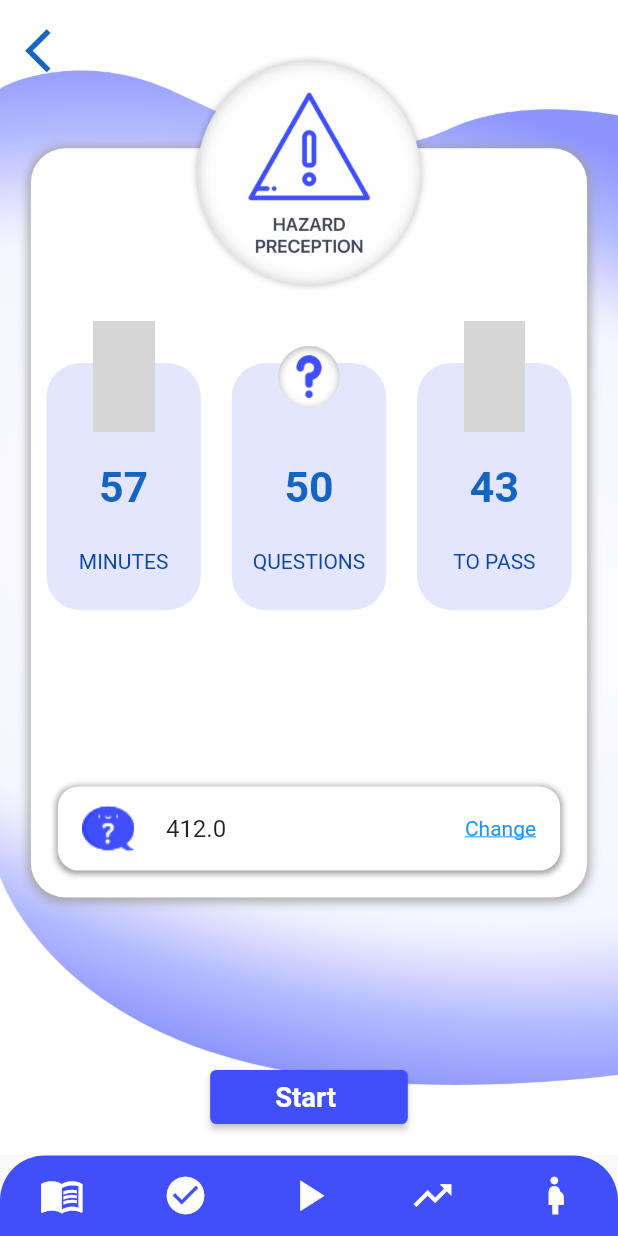
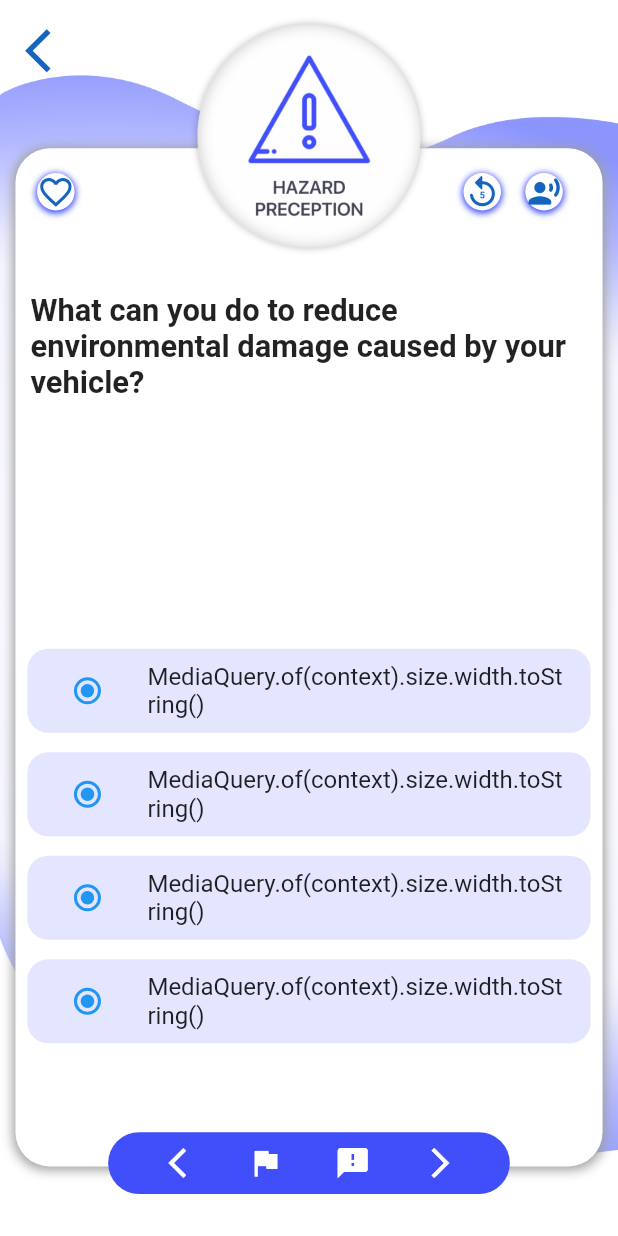
Before and after one commit to saadkhawar289/Driving-Thoery, a Flutter app: the screen it shows after launch, on a phone screen of 412 x 824 dp. Run offline on Flutter 3.47's test engine with Material 2 defaults, Android fonts, the phone set to English and light mode, and no system bars; our stand-ins replace device_preview, flutter_screenutil, percent_indicator; grey boxes are pictures that could not be loaded.

Commit message:
80% done

```diff
--- a/driving_theory/lib/CustomWidgets/mock_test_tile.dart
+++ b/driving_theory/lib/CustomWidgets/mock_test_tile.dart
@@ -22,7 +22,7 @@ class MockTestTitle extends StatelessWidget {
         child: Center(
           child: ListTile(
             leading: Image.asset('assets/questionsIcon.png'),
-            title: Text(MediaQuery.of(context).size.width.toString()),
+            title: Text("All Questions"),
             trailing: Text("Change",style: TextStyle(decoration: TextDecoration.underline,color:Colors.blue),),
           ),
         ),
--- /dev/null
+++ b/driving_theory/lib/CustomWidgets/quiz_tile.dart
@@ -0,0 +1,26 @@
+import 'package:flutter/material.dart';
+import 'package:flutter_screenutil/flutter_screenutil.dart';
+
+
+class QuizTitle extends StatelessWidget {
+
+  const QuizTitle({Key? key}) : super(key: key);
+
+  @override
+  Widget build(BuildContext context) {
+    return Padding(
+      padding:
+      const EdgeInsets.only(top: 5, left: 8.0, right: 8.0, bottom: 8.0),
+      child: Container(
+        decoration: BoxDecoration(color: Color(0xFFE4E6FF), borderRadius: BorderRadius.circular(12.r)),
+        child: Center(
+          child: ListTile(
+            leading: Radio(groupValue: 1,onChanged: (value){},value: 1,),
+            title: Text('MediaQuery.of(context).size.width.toString()',),
+
+          ),
+        ),
+      ),
+    );
+  }
+}
--- /dev/null
+++ b/driving_theory/lib/Screens/quiz_question.dart
@@ -0,0 +1,278 @@
+import 'package:driving_theory/CustomWidgets/bottomNavBar.dart';
+import 'package:driving_theory/CustomWidgets/hazard_box.dart';
+import 'package:driving_theory/CustomWidgets/quiz_tile.dart';
+import 'package:flutter/cupertino.dart';
+import 'package:flutter/material.dart';
+import 'package:flutter_screenutil/flutter_screenutil.dart';
+
+class Quiz extends StatefulWidget {
+  const Quiz({Key? key}) : super(key: key);
+
+  @override
+  _QuizState createState() => _QuizState();
+}
+
+class _QuizState extends State<Quiz> {
+  DecorationImage _buildServiceBoxImage(String image) {
+    return DecorationImage(fit: BoxFit.fill, image: AssetImage(image));
+  }
+
+  @override
+  Widget build(BuildContext context) {
+    return Container(
+      color: Colors.blue[200],
+      child: SafeArea(
+        child: Scaffold(
+          body: Container(
+            decoration: BoxDecoration(
+                image: _buildServiceBoxImage('assets/Wallpaper.png')),
+            child: Stack(children: [
+              Column(
+                //  mainAxisAlignment: MainAxisAlignment.center,
+                children: <Widget>[
+                  Center(
+                    child: Container(
+                      margin: EdgeInsets.only(top: 0.02.sh),
+
+                      width: 0.35.sw,
+                      height: 0.08.sh,
+                      //child: Image.asset('assets/Drivinglogo.png'),
+                    ),
+                  ),
+                  // SizedBox(height: 10.h,),
+                  Expanded(
+                    flex: 15,
+                    child: Container(
+                        decoration: BoxDecoration(
+                            boxShadow: [
+                              BoxShadow(
+                                spreadRadius: 1,
+                                offset: Offset(0.0, 1.0), //(x,y)
+                                blurRadius: 6.0,
+                                color: Colors.grey,
+                              )
+                            ],
+                            color: Colors.white,
+                            borderRadius: BorderRadius.circular(20.r)),
+                        margin: EdgeInsets.only(top: 0.02.sh),
+                        width: 0.95.sw,
+                        //height: 0.55.sh,
+                        child: Padding(
+                          padding: EdgeInsets.only(top: 0.10.sh),
+                          child: Column(
+                            children: [
+                              Expanded(
+                                  flex: 1,
+                                  child: Container(
+                                    child: Padding(
+                                      padding: const EdgeInsets.all(10.0),
+                                      child: Center(
+                                        child: Text(
+                                            'What can you do to reduce environmental damage caused by your vehicle?',style: TextStyle(fontSize: 18.sp,fontWeight: FontWeight.bold),),
+                                      ),
+                                    ),
+                                  )),
+                              // Expanded(
+                              //     flex: 1,
+                              //     child: Container(
+                              //     )),
+                              Expanded(
+                                  flex: 5,
+                                  child: Padding(
+                                    padding:  EdgeInsets.only(bottom: 0.09.sh),
+                                    child: Container(
+                                      child: Column(
+                                        mainAxisAlignment: MainAxisAlignment.end,
+                                        children: [
+                                          QuizTitle(),
+                                          QuizTitle(),
+                                          QuizTitle(),
+                                          QuizTitle()
+                                        ],
+                                      ),
+                                    ),
+                                  ))
+                            ],
+                          ),
+                        )),
+                  ),
+                  Expanded(
+                    flex: 1,
+                    child: Container(
+                      margin: EdgeInsets.only(top: 45.h),
+                      child: Container(),
+                    ),
+                  ),
+                ],
+              ),
+              Positioned(
+                // top: 0.12.sh,
+                // left: 0.14.sw,
+                child: Padding(
+                  padding: EdgeInsets.symmetric(vertical: 0.01.sh),
+                  child: Align(
+                    alignment: AlignmentDirectional.topCenter,
+                    child: Container(
+                        decoration: BoxDecoration(
+                            color: Colors.transparent,
+                            boxShadow: [
+                              BoxShadow(
+                                //spreadRadius: 1,
+                                offset: Offset(0.0, 0.0), //(x,y)
+                                blurRadius: 6.0,
+                                color: Colors.transparent,
+                              )
+                            ],
+                            // color: Colors.white,
+                            borderRadius: BorderRadius.circular(90.r)),
+                        child: Image.asset(
+                          'assets/hazardCircle.png',
+                          fit: BoxFit.cover,
+                          height: 0.20.sh,
+                        )),
+                  ),
+                ),
+              ),
+              Positioned(
+                  child: Padding(
+                padding: EdgeInsets.only(top: 0.02.sh, left: 0.02.sw),
+                child: InkWell(
+                  onTap: () {},
+                  child: Icon(
+                    Icons.arrow_back_ios_outlined,
+                    color: Colors.blue[800],
+                    size: 35,
+                  ),
+                ),
+              )),
+              Positioned(
+                  child: Padding(
+                padding: EdgeInsets.only(top: 0.14.sh, left: 0.06.sw),
+                child: InkWell(
+                  onTap: () {},
+                  child: Container(
+                    height: 25,
+                    width: 25,
+                    decoration: BoxDecoration(
+                      borderRadius: BorderRadius.circular(15.r),
+                      color: Colors.white,
+                      boxShadow: [
+                        BoxShadow(
+                          spreadRadius: 1,
+                          offset: Offset(0.0, 1.0), //(x,y)
+                          blurRadius: 3.0,
+                          color: Color(0xFF404FFA),
+                        )
+                      ],
+                    ),
+                    child: Center(
+                      child: InkWell(
+                        onTap: (){},
+                        child: Icon(
+                          Icons.favorite_border_outlined,
+                          color: Colors.blue[800],
+                          size: 22.sp,
+                        ),
+                      ),
+                    ),
+                  ),
+                ),
+              )),
+              Positioned(
+                  child: Padding(
+                padding: EdgeInsets.only(top: 0.14.sh, left: 0.75.sw),
+                child: InkWell(
+                  onTap: () {},
+                  child: Container(
+                    height: 25,
+                    width: 25,
+                    decoration: BoxDecoration(
+                      borderRadius: BorderRadius.circular(15.r),
+                      color: Colors.white,
+                      boxShadow: [
+                        BoxShadow(
+                          spreadRadius: 1,
+                          offset: Offset(0.0, 1.0), //(x,y)
+                          blurRadius: 3.0,
+                          color: Color(0xFF404FFA),
+                        )
+                      ],
+                    ),
+                    child: Center(
+                      child: Icon(
+                        Icons.replay_5_rounded,
+                        color: Colors.blue[800],
+                        size: 22.sp,
+                      ),
+                    ),
+                  ),
+                ),
+              )),
+              Positioned(
+                  child: Padding(
+                padding: EdgeInsets.only(top: 0.14.sh, left: 0.85.sw),
+                child: InkWell(
+                  onTap: () {},
+                  child: Container(
+                    height: 25,
+                    width: 25,
+                    decoration: BoxDecoration(
+                      borderRadius: BorderRadius.circular(15.r),
+                      color: Colors.white,
+                      boxShadow: [
+                        BoxShadow(
+                          spreadRadius: 1,
+                          offset: Offset(0.0, 1.0), //(x,y)
+                          blurRadius: 3.0,
+                          color: Color(0xFF404FFA),
+                        )
+                      ],
+                    ),
+                    child: Center(
+                      child: Icon(
+                        Icons.record_voice_over_rounded,
+                        color: Colors.blue[800],
+                        size: 20.sp,
+                      ),
+                    ),
+                  ),
+                ),
+              )),
+              Positioned(
+                // top: 0.12.sh,
+                // left: 0.14.sw,
+                child: Padding(
+                  padding: const EdgeInsets.symmetric(vertical: 28.0),
+                  child: Align(
+                    alignment: AlignmentDirectional.bottomCenter,
+                    child: Container(
+                      width: 0.65.sw,
+                      height: 0.05.sh,
+                      decoration: BoxDecoration(
+                          color: Color(0xFF404FFA),
+                          borderRadius: BorderRadius.circular(20.r)),
+                      child: Row(
+                        mainAxisAlignment: MainAxisAlignment.spaceEvenly,
+                        children: [
+                          Icon(
+                            Icons.arrow_back_ios_outlined,
+                            color: Colors.white,
+                          ),
+                          Icon(Icons.flag, color: Colors.white),
+                          Icon(Icons.sms_failed, color: Colors.white),
+                          Icon(Icons.arrow_forward_ios_outlined,
+                              color: Colors.white),
+                        ],
+                      ),
+                    ),
+                  ),
+                ),
+              ),
+            ]),
+          ),
+          // This trailing comma makes auto-formatting nicer for build methods.
+        ),
+      ),
+    );
+  }
+}
--- a/driving_theory/lib/main.dart
+++ b/driving_theory/lib/main.dart
@@ -1,5 +1,6 @@
 import 'package:device_preview/device_preview.dart';
 import 'package:driving_theory/Screens/mock_test.dart';
+import 'package:driving_theory/Screens/quiz_question.dart';
 import 'package:flutter/material.dart';
 import 'package:flutter_screenutil/flutter_screenutil.dart';
 
@@ -22,7 +23,7 @@ class MyApp extends StatelessWidget {
                   theme: ThemeData(primaryColor: const Color(0xFF404FFA)),
                   // home: Splash(),
                   routes: {
-                    '/': (BuildContext context) => MockTest(),
+                    '/': (BuildContext context) => Quiz(),
                   },
                 )));
   }
```
